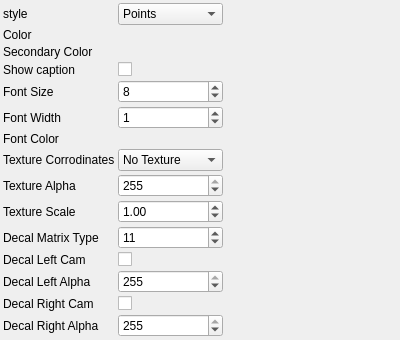
Old version of the form utils/3d/generated/draw3dParametersControlWidget.ui in the repository NickPenkrat/corecvs.
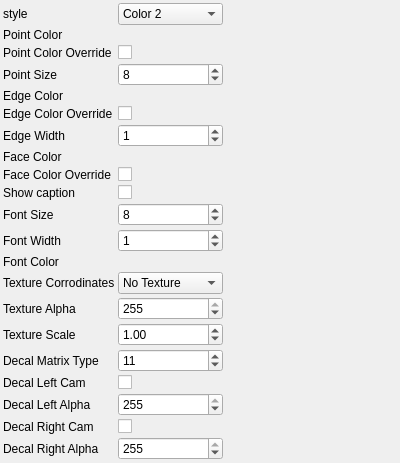
New version of the form. Custom widgets are drawn as their Qt base class.

What changed in the file:
```diff
--- a/utils/3d/generated/draw3dParametersControlWidget.ui
+++ b/utils/3d/generated/draw3dParametersControlWidget.ui
@@ -30,7 +30,7 @@
     <item row="0" column="1">
      <widget class="QComboBox" name="styleComboBox">
        <property name="currentIndex">
-         <number>0</number>
+         <number>3</number>
        </property>
        <item>
         <property name="text">
@@ -65,7 +65,7 @@
     <item row="1" column="0">
      <widget class="QLabel" name="label_1">
        <property name="text">
-         <string>Color</string>
+         <string>Point Color</string>
        </property>
      </widget>
     </item>
@@ -79,12 +79,12 @@
     <item row="2" column="0">
      <widget class="QLabel" name="label_2">
        <property name="text">
-         <string>Secondary Color</string>
+         <string>Point Color Override</string>
        </property>
      </widget>
     </item>
     <item row="2" column="1">
-     <widget class="RgbColorParametersControlWidget" name="secondaryColorControlWidget">
+     <widget class="QCheckBox" name="pointColorOverrideCheckBox">
        <property name="toolTip">
          <string>Secondary Color</string>
        </property>
@@ -93,110 +93,92 @@
     <item row="3" column="0">
      <widget class="QLabel" name="label_3">
        <property name="text">
-         <string>Show caption</string>
+         <string>Point Size</string>
        </property>
      </widget>
     </item>
     <item row="3" column="1">
-     <widget class="QCheckBox" name="showCaptionCheckBox">
+     <widget class="QSpinBox" name="pointSizeSpinBox">
        <property name="toolTip">
-         <string>Show caption</string>
+         <string>Point Size</string>
+       </property>
+       <property name="minimum">
+        <number>0</number>
+       </property>
+       <property name="maximum">
+        <number>255</number>
+       </property>
+       <property name="singleStep">
+        <number>1</number>
+       </property>
+       <property name="value">
+        <number>8</number>
        </property>
      </widget>
     </item>
     <item row="4" column="0">
      <widget class="QLabel" name="label_4">
        <property name="text">
-         <string>Font Size</string>
+         <string>Edge Color</string>
        </property>
      </widget>
     </item>
     <item row="4" column="1">
-     <widget class="QSpinBox" name="fontSizeSpinBox">
+     <widget class="RgbColorParametersControlWidget" name="edgeColorControlWidget">
        <property name="toolTip">
-         <string>Font Size</string>
-       </property>
-       <property name="minimum">
-        <number>0</number>
-       </property>
-       <property name="maximum">
-        <number>255</number>
-       </property>
-       <property name="singleStep">
-        <number>1</number>
-       </property>
-       <property name="value">
-        <number>8</number>
+         <string>Edge Color</string>
        </property>
      </widget>
     </item>
     <item row="5" column="0">
      <widget class="QLabel" name="label_5">
        <property name="text">
-         <string>Font Width</string>
+         <string>Edge Color Override</string>
        </property>
      </widget>
     </item>
     <item row="5" column="1">
-     <widget class="QSpinBox" name="fontWidthSpinBox">
+     <widget class="QCheckBox" name="edgeColorOverrideCheckBox">
        <property name="toolTip">
-         <string>Font Width</string>
-       </property>
-       <property name="minimum">
-        <number>0</number>
-       </property>
-       <property name="maximum">
-        <number>255</number>
-       </property>
-       <property name="singleStep">
-        <number>1</number>
-       </property>
-       <property name="value">
-        <number>1</number>
+         <string>Edge Color Override</string>
        </property>
      </widget>
     </item>
     <item row="6" column="0">
      <widget class="QLabel" name="label_6">
        <property name="text">
-         <string>Font Color</string>
+         <string>Edge Width</string>
        </property>
      </widget>
     </item>
     <item row="6" column="1">
-     <widget class="RgbColorParametersControlWidget" name="fontColorControlWidget">
+     <widget class="QSpinBox" name="edgeWidthSpinBox">
        <property name="toolTip">
-         <string>Font Color</string>
+         <string>Edge Width</string>
+       </property>
+       <property name="minimum">
+        <number>0</number>
+       </property>
+       <property name="maximum">
+        <number>255</number>
+       </property>
+       <property name="singleStep">
+        <number>1</number>
+       </property>
+       <property name="value">
+        <number>1</number>
        </property>
      </widget>
     </item>
     <item row="7" column="0">
      <widget class="QLabel" name="label_7">
        <property name="text">
-         <string>Texture Corrodinates</string>
+         <string>Face Color</string>
        </property>
      </widget>
     </item>
     <item row="7" column="1">
-     <widget class="QComboBox" name="textureCorrodinatesComboBox">
-       <property name="currentIndex">
-         <number>0</number>
-       </property>
-       <item>
-        <property name="text">
-         <string>No Texture</string>
-        </property>
-       </item>
-       <item>
-        <property name="text">
-         <string>Auto Decide</string>
-        </property>
-       </item>
-       <item>
-        <property name="text">
-         <string>Force Texture</string>
-        </property>
-       </item>
+     <widget class="RgbColorParametersControlWidget" name="faceColorControlWidget">
        <property name="toolTip">
          <string>Texture Corrodinates</string>
        </property>
@@ -205,64 +187,40 @@
     <item row="8" column="0">
      <widget class="QLabel" name="label_8">
        <property name="text">
-         <string>Texture Alpha</string>
+         <string>Face Color Override</string>
        </property>
      </widget>
     </item>
     <item row="8" column="1">
-     <widget class="QSpinBox" name="textureAlphaSpinBox">
+     <widget class="QCheckBox" name="faceColorOverrideCheckBox">
        <property name="toolTip">
-         <string>Texture Alpha</string>
-       </property>
-       <property name="minimum">
-        <number>0</number>
-       </property>
-       <property name="maximum">
-        <number>255</number>
-       </property>
-       <property name="singleStep">
-        <number>1</number>
-       </property>
-       <property name="value">
-        <number>255</number>
+         <string>Face Color Override</string>
        </property>
      </widget>
     </item>
     <item row="9" column="0">
      <widget class="QLabel" name="label_9">
        <property name="text">
-         <string>Texture Scale</string>
+         <string>Show caption</string>
        </property>
      </widget>
     </item>
     <item row="9" column="1">
-     <widget class="QDoubleSpinBox" name="textureScaleSpinBox">
+     <widget class="QCheckBox" name="showCaptionCheckBox">
        <property name="toolTip">
-         <string>Texture Scale</string>
-       </property>
-       <property name="minimum">
-        <double>0</double>
-       </property>
-       <property name="maximum">
-        <double>2000</double>
-       </property>
-       <property name="singleStep">
-        <double>1</double>
-       </property>
-       <property name="value">
-        <double>1</double>
+         <string>Show caption</string>
        </property>
      </widget>
     </item>
     <item row="10" column="0">
      <widget class="QLabel" name="label_10">
        <property name="text">
-         <string>Decal Matrix Type</string>
+         <string>Font Size</string>
        </property>
      </widget>
     </item>
     <item row="10" column="1">
-     <widget class="QSpinBox" name="decalMatrixTypeSpinBox">
+     <widget class="QSpinBox" name="fontSizeSpinBox">
        <property name="toolTip">
          <string>Decal Matrix Type</string>
        </property>
@@ -270,65 +228,83 @@
         <number>0</number>
        </property>
        <property name="maximum">
-        <number>19</number>
+        <number>255</number>
        </property>
        <property name="singleStep">
         <number>1</number>
        </property>
        <property name="value">
-        <number>11</number>
+        <number>8</number>
        </property>
      </widget>
     </item>
     <item row="11" column="0">
      <widget class="QLabel" name="label_11">
        <property name="text">
-         <string>Decal Left Cam</string>
+         <string>Font Width</string>
        </property>
      </widget>
     </item>
     <item row="11" column="1">
-     <widget class="QCheckBox" name="decalLeftCamCheckBox">
+     <widget class="QSpinBox" name="fontWidthSpinBox">
        <property name="toolTip">
-         <string>Decal Left Cam</string>
+         <string>Font Width</string>
+       </property>
+       <property name="minimum">
+        <number>0</number>
+       </property>
+       <property name="maximum">
+        <number>255</number>
+       </property>
+       <property name="singleStep">
+        <number>1</number>
+       </property>
+       <property name="value">
+        <number>1</number>
        </property>
      </widget>
     </item>
     <item row="12" column="0">
      <widget class="QLabel" name="label_12">
        <property name="text">
-         <string>Decal Left Alpha</string>
+         <string>Font Color</string>
        </property>
      </widget>
     </item>
     <item row="12" column="1">
-     <widget class="QSpinBox" name="decalLeftAlphaSpinBox">
+     <widget class="RgbColorParametersControlWidget" name="fontColorControlWidget">
        <property name="toolTip">
-         <string>Decal Left Alpha</string>
-       </property>
-       <property name="minimum">
-        <number>0</number>
-       </property>
-       <property name="maximum">
-        <number>255</number>
-       </property>
-       <property name="singleStep">
-        <number>1</number>
-       </property>
-       <property name="value">
-        <number>255</number>
+         <string>Font Color</string>
        </property>
      </widget>
     </item>
     <item row="13" column="0">
      <widget class="QLabel" name="label_13">
        <property name="text">
-         <string>Decal Right Cam</string>
+         <string>Texture Corrodinates</string>
        </property>
      </widget>
     </item>
     <item row="13" column="1">
-     <widget class="QCheckBox" name="decalRightCamCheckBox">
+     <widget class="QComboBox" name="textureCorrodinatesComboBox">
+       <property name="currentIndex">
+         <number>0</number>
+       </property>
+       <item>
+        <property name="text">
+         <string>No Texture</string>
+        </property>
+       </item>
+       <item>
+        <property name="text">
+         <string>Auto Decide</string>
+        </property>
+       </item>
+       <item>
+        <property name="text">
+         <string>Force Texture</string>
+        </property>
+       </item>
        <property name="toolTip">
          <string>Decal Right Cam</string>
        </property>
@@ -337,11 +313,143 @@
     <item row="14" column="0">
      <widget class="QLabel" name="label_14">
        <property name="text">
-         <string>Decal Right Alpha</string>
+         <string>Texture Alpha</string>
        </property>
      </widget>
     </item>
     <item row="14" column="1">
+     <widget class="QSpinBox" name="textureAlphaSpinBox">
+       <property name="toolTip">
+         <string>Texture Alpha</string>
+       </property>
+       <property name="minimum">
+        <number>0</number>
+       </property>
+       <property name="maximum">
+        <number>255</number>
+       </property>
+       <property name="singleStep">
+        <number>1</number>
+       </property>
+       <property name="value">
+        <number>255</number>
+       </property>
+     </widget>
+    </item>
+    <item row="15" column="0">
+     <widget class="QLabel" name="label_15">
+       <property name="text">
+         <string>Texture Scale</string>
+       </property>
+     </widget>
+    </item>
+    <item row="15" column="1">
+     <widget class="QDoubleSpinBox" name="textureScaleSpinBox">
+       <property name="toolTip">
+         <string>Texture Scale</string>
+       </property>
+       <property name="minimum">
+        <double>0</double>
+       </property>
+       <property name="maximum">
+        <double>2000</double>
+       </property>
+       <property name="singleStep">
+        <double>1</double>
+       </property>
+       <property name="value">
+        <double>1</double>
+       </property>
+     </widget>
+    </item>
+    <item row="16" column="0">
+     <widget class="QLabel" name="label_16">
+       <property name="text">
+         <string>Decal Matrix Type</string>
+       </property>
+     </widget>
+    </item>
+    <item row="16" column="1">
+     <widget class="QSpinBox" name="decalMatrixTypeSpinBox">
+       <property name="toolTip">
+         <string>Decal Matrix Type</string>
+       </property>
+       <property name="minimum">
+        <number>0</number>
+       </property>
+       <property name="maximum">
+        <number>19</number>
+       </property>
+       <property name="singleStep">
+        <number>1</number>
+       </property>
+       <property name="value">
+        <number>11</number>
+       </property>
+     </widget>
+    </item>
+    <item row="17" column="0">
+     <widget class="QLabel" name="label_17">
+       <property name="text">
+         <string>Decal Left Cam</string>
+       </property>
+     </widget>
+    </item>
+    <item row="17" column="1">
+     <widget class="QCheckBox" name="decalLeftCamCheckBox">
+       <property name="toolTip">
+         <string>Decal Left Cam</string>
+       </property>
+     </widget>
+    </item>
+    <item row="18" column="0">
+     <widget class="QLabel" name="label_18">
+       <property name="text">
+         <string>Decal Left Alpha</string>
+       </property>
+     </widget>
+    </item>
+    <item row="18" column="1">
+     <widget class="QSpinBox" name="decalLeftAlphaSpinBox">
+       <property name="toolTip">
+         <string>Decal Left Alpha</string>
+       </property>
+       <property name="minimum">
+        <number>0</number>
+       </property>
+       <property name="maximum">
+        <number>255</number>
+       </property>
+       <property name="singleStep">
+        <number>1</number>
+       </property>
+       <property name="value">
+        <number>255</number>
+       </property>
+     </widget>
+    </item>
+    <item row="19" column="0">
+     <widget class="QLabel" name="label_19">
+       <property name="text">
+         <string>Decal Right Cam</string>
+       </property>
+     </widget>
+    </item>
+    <item row="19" column="1">
+     <widget class="QCheckBox" name="decalRightCamCheckBox">
+       <property name="toolTip">
+         <string>Decal Right Cam</string>
+       </property>
+     </widget>
+    </item>
+    <item row="20" column="0">
+     <widget class="QLabel" name="label_20">
+       <property name="text">
+         <string>Decal Right Alpha</string>
+       </property>
+     </widget>
+    </item>
+    <item row="20" column="1">
      <widget class="QSpinBox" name="decalRightAlphaSpinBox">
        <property name="toolTip">
          <string>Decal Right Alpha</string>
@@ -360,7 +468,7 @@
        </property>
      </widget>
     </item>
-   <item row="15" column="0">
+   <item row="21" column="0">
     <spacer name="verticalSpacer">
      <property name="orientation">
       <enum>Qt::Vertical</enum>
@@ -373,7 +481,7 @@
      </property>
     </spacer>
    </item>
-   <item row="15" column="2">
+   <item row="21" column="2">
     <spacer name="horizontalSpacer">
      <property name="orientation">
       <enum>Qt::Horizontal</enum>
@@ -504,5 +612,11 @@
    <header>rgbColorParametersControlWidget.h</header>
    <container>1</container>
   </customwidget>
+  <customwidget>
+   <class>RgbColorParametersControlWidget</class>
+   <extends>QWidget</extends>
+   <header>rgbColorParametersControlWidget.h</header>
+   <container>1</container>
+  </customwidget>
  </customwidgets>
 </ui>
```
Left out of the diff: 52 changed lines with no effect on the pictures.
